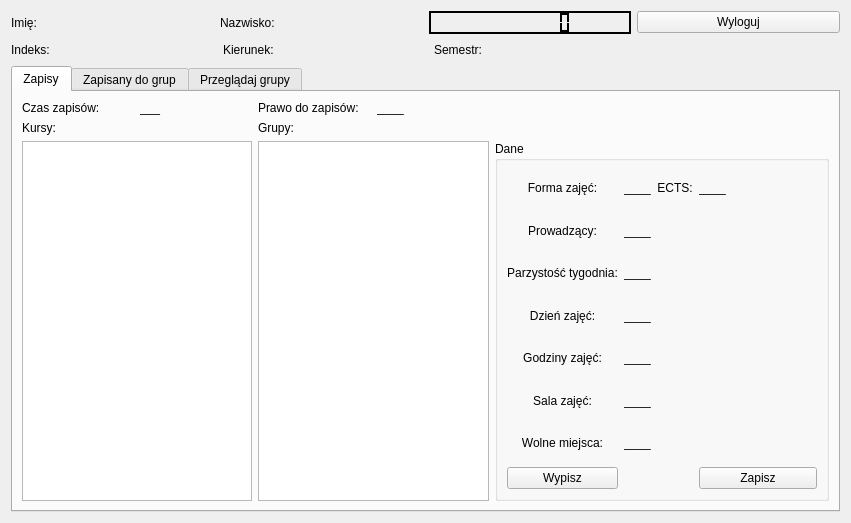
Before: the Qt Designer form qtdatabase/studentokno.ui in pmazurek300/QtDatabase, drawn with Qt 5.
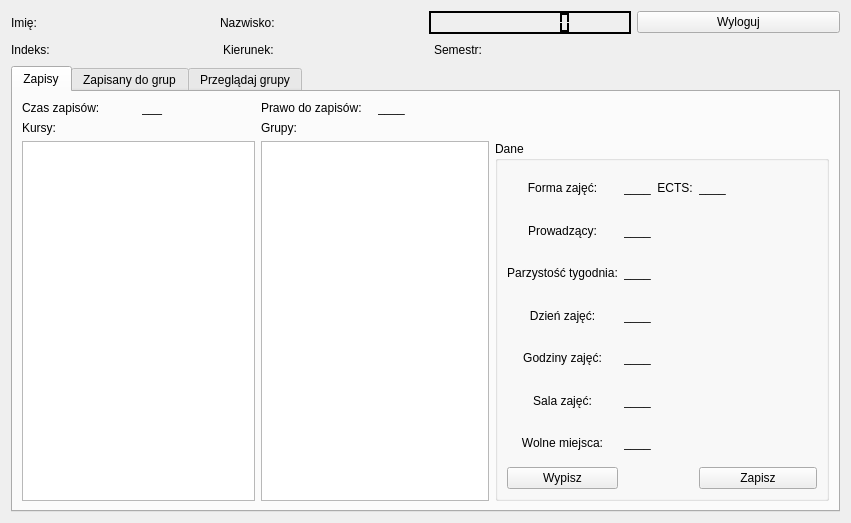
After: the same form once the commit is applied. The open tabs and pages were chosen to show the change.

What changed in the file:
```diff
--- a/qtdatabase/studentokno.ui
+++ b/qtdatabase/studentokno.ui
@@ -550,10 +550,24 @@
         </widget>
        </item>
        <item row="3" column="1">
-        <widget class="QListWidget" name="grupy"/>
+        <widget class="QListWidget" name="grupy">
+         <property name="maximumSize">
+          <size>
+           <width>250</width>
+           <height>16777215</height>
+          </size>
+         </property>
+        </widget>
        </item>
        <item row="3" column="0">
-        <widget class="QListWidget" name="kursy"/>
+        <widget class="QListWidget" name="kursy">
+         <property name="maximumSize">
+          <size>
+           <width>400</width>
+           <height>16777215</height>
+          </size>
+         </property>
+        </widget>
        </item>
        <item row="1" column="0">
         <layout class="QHBoxLayout" name="horizontalLayout_4">
```
Left out of the diff: 15 changed lines with no effect on the pictures.
